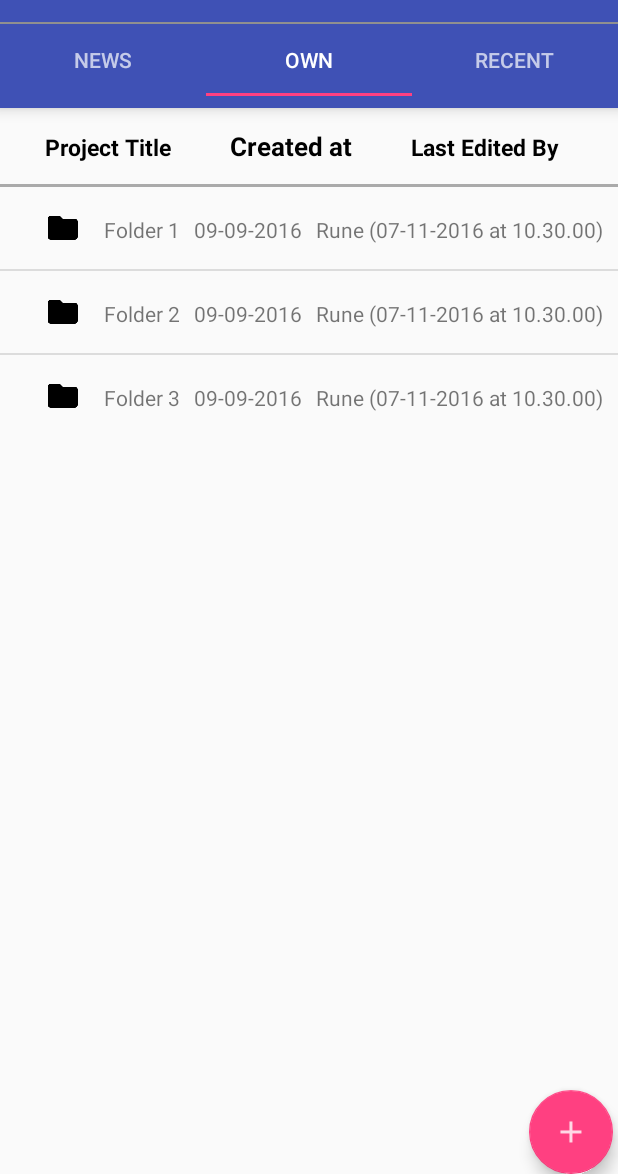
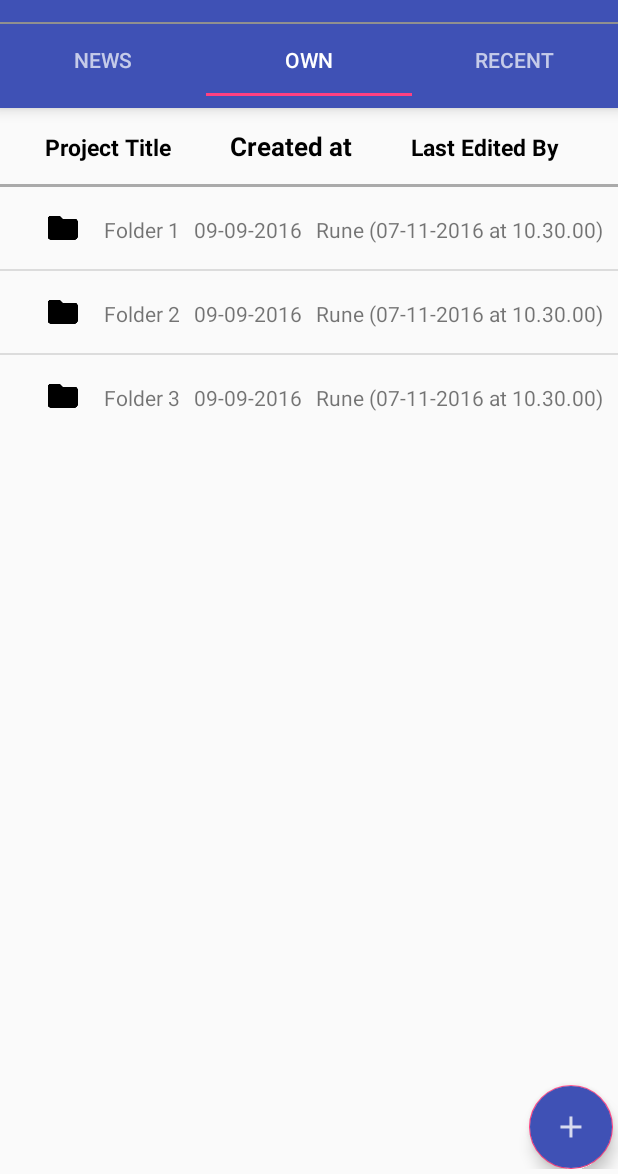
Before and after one commit to oscelest/VINCA, an Android app: the screen it shows after launch (MainActivity), on a phone screen of 412 x 824 dp, the part 62-1236 px from its top. Run offline under Robolectric (Android 15) with nearby library versions, the phone set to English and light mode, and no system bars.

Commit message:
Implemented the other FAB buttons + changed the design

```diff
--- a/app/src/main/java/com/noxyspace/vinca/OwnTab.java
+++ b/app/src/main/java/com/noxyspace/vinca/OwnTab.java
@@ -21,7 +21,8 @@ public class OwnTab extends ListFragment implements AdapterView.OnItemClickListe
     private ArrayList<String> fileFolderList = new ArrayList<String>();
     ArrayAdapter adapter;
     private int folderNo = 1;
-    FloatingActionButton fab;
+    FloatingActionButton fab_plus, fab_folder, fab_file;
+    boolean fab_plus_toggled = false;
 
     @Override
     public View onCreateView(LayoutInflater inflater, ViewGroup container, Bundle savedInstanceState) {
@@ -33,8 +34,12 @@ public class OwnTab extends ListFragment implements AdapterView.OnItemClickListe
         fileFolderList.add("Folder " + folderNo++);
 
 
-        fab = (FloatingActionButton) view.findViewById(R.id.fab);
-        fab.setOnClickListener(this);
+        fab_plus = (FloatingActionButton) view.findViewById(R.id.fab_plus);
+        fab_folder = (FloatingActionButton) view.findViewById(R.id.fab_folder);
+        fab_file = (FloatingActionButton) view.findViewById(R.id.fab_file);
+        fab_plus.setOnClickListener(this);
+        fab_folder.setOnClickListener(this);
+        fab_file.setOnClickListener(this);
 
 
         return view;
@@ -68,9 +73,19 @@ public class OwnTab extends ListFragment implements AdapterView.OnItemClickListe
 
     @Override
     public void onClick(View v) {
-        fileFolderList.add("Folder " + folderNo++);
-
-
+        if (v == fab_plus && !fab_plus_toggled){
+            fab_folder.setVisibility(View.VISIBLE);
+            fab_file.setVisibility(View.VISIBLE);
+            fab_plus_toggled = true;
+        }else {
+            fab_folder.setVisibility(View.INVISIBLE);
+            fab_file.setVisibility(View.INVISIBLE);
+            fab_plus_toggled = false;
+        }
+        if (v == fab_folder){
+            fileFolderList.add("Folder " + folderNo++);
+            fab_plus_toggled = false;
+        }
         adapter.notifyDataSetChanged();
     }
 }
--- a/app/src/main/res/layout/own_tab_fragment.xml
+++ b/app/src/main/res/layout/own_tab_fragment.xml
@@ -62,19 +62,49 @@
 
     <RelativeLayout
         android:layout_width="wrap_content"
-        android:layout_height="wrap_content">
+        android:layout_height="wrap_content"
+        android:layout_marginBottom="3dp">
 
         <android.support.design.widget.FloatingActionButton
-            android:id="@+id/fab"
+            android:id="@+id/fab_plus"
+            android:backgroundTint="@color/colorPrimary"
             android:layout_width="wrap_content"
             android:layout_height="wrap_content"
             android:layout_alignParentBottom="true"
-            android:layout_alignParentRight="true"
+            android:layout_alignParentEnd="true"
             android:layout_marginEnd="3dp"
             android:layout_marginBottom="3dp"
             android:src="@drawable/plus_button"
             android:clickable="true" />
 
+        <android.support.design.widget.FloatingActionButton
+            android:id="@+id/fab_folder"
+            android:backgroundTint="@color/White"
+            android:layout_above="@+id/fab_plus"
+            android:layout_width="wrap_content"
+            android:layout_height="wrap_content"
+            android:layout_marginBottom="0dp"
+            android:layout_marginEnd="3dp"
+            android:layout_alignParentEnd="true"
+            android:src="@drawable/folder_blue"
+            android:visibility="invisible"
+            app:layout_anchor="@id/fab_plus"
+            app:layout_anchorGravity="top" />
+
+        <android.support.design.widget.FloatingActionButton
+            android:id="@+id/fab_file"
+            android:backgroundTint="@color/White"
+            android:layout_above="@+id/fab_folder"
+            android:layout_width="wrap_content"
+            android:layout_height="wrap_content"
+            android:layout_marginBottom="3dp"
+            android:layout_marginEnd="3dp"
+            android:layout_alignParentEnd="true"
+            android:src="@drawable/file_blue"
+            android:visibility="invisible"
+            app:layout_anchor="@id/fab_folder"
+            app:layout_anchorGravity="top" />
+
     </RelativeLayout>
 
 </LinearLayout>
--- a/app/src/main/res/values/colors.xml
+++ b/app/src/main/res/values/colors.xml
@@ -17,4 +17,6 @@
     <item name="darkred" type="color">#FFCC0000</item>
     <item name="black" type="color">#000000</item>
     <item name="lightGrey" type="color">#D2D2D2</item>
+    <item name="White" type="color">#EEEEEE</item>
+
 </resources>
```
Also changed, not shown: app/src/main/res/drawable-hdpi/file_blue.png (added), app/src/main/res/drawable-hdpi/folder_blue.png (added), app/src/main/res/drawable-mdpi/file_blue.png (added), app/src/main/res/drawable-mdpi/folder_blue.png (added), app/src/main/res/drawable-xhdpi/file_blue.png (added), app/src/main/res/drawable-xhdpi/folder_blue.png (added), app/src/main/res/drawable-xxhdpi/file_blue.png (added), app/src/main/res/drawable-xxhdpi/folder_blue.png (added).
